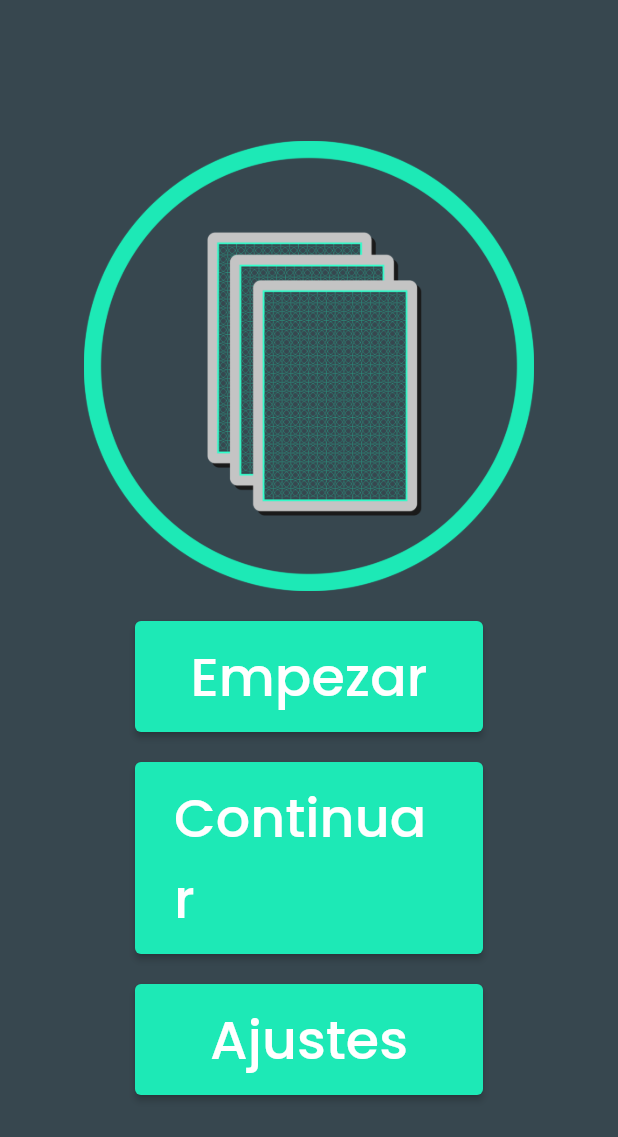
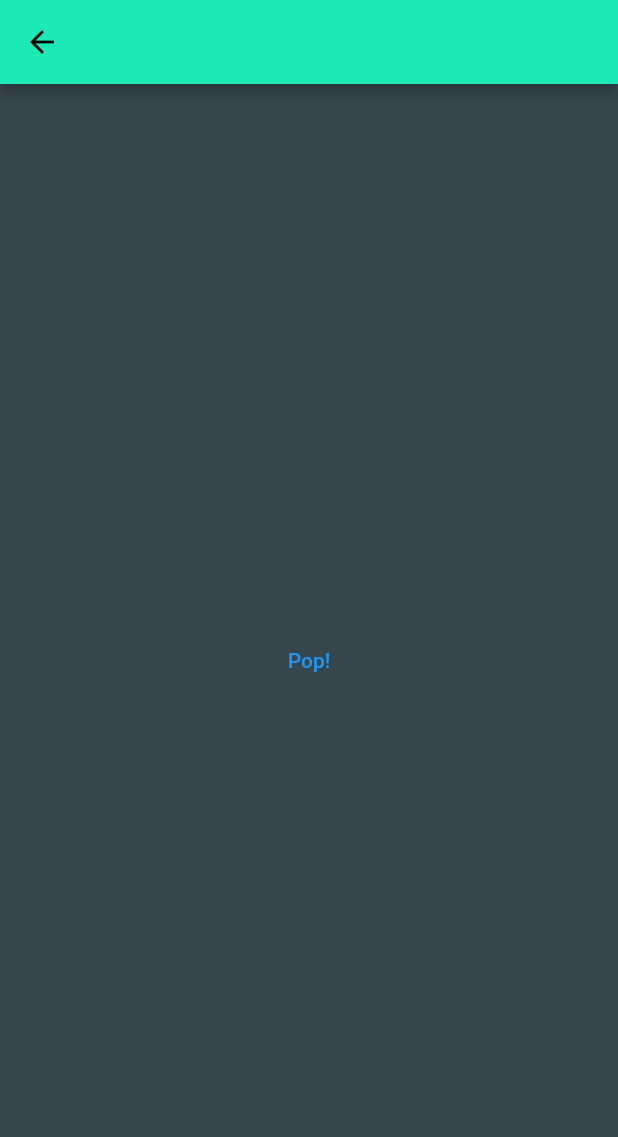
Before and after one commit to gasparhabif/contador-bazas, a Flutter app: the screen it shows after launch, after a tap on "Empezar", on a phone screen of 412 x 824 dp. Shown: the top 1137 px of the screen. Run offline on Flutter 3.47's test engine with Material 2 defaults, Android fonts, the light colour scheme and no system bars; our stand-ins replace google_fonts.

Commit message:
Reestructured files and made home menu responsive

```diff
--- a/lib/main.dart
+++ b/lib/main.dart
@@ -1,13 +1,14 @@
 import 'package:flutter/material.dart';
-import 'package:google_fonts/google_fonts.dart';
+
+import 'screens/home.dart';
+import 'screens/newGame.dart';
+import 'utils/functions.dart';
 
 void main() {
-  runApp(MyApp());
+  runApp(BazApp());
 }
 
-Color toColor(hex) => Color(int.parse("0xff" + hex));
-
-class MyApp extends StatelessWidget {
+class BazApp extends StatelessWidget {
   // This widget is the root of your application.
   @override
   Widget build(BuildContext context) {
@@ -20,58 +21,12 @@ class MyApp extends StatelessWidget {
         primaryTextTheme: Typography.whiteRedmond,
         visualDensity: VisualDensity.adaptivePlatformDensity,
       ),
-        home: Navigator(
-          pages: [MaterialPage(key: ValueKey('menu'), child: HomeScreen())],
-          onPopPage: (route, result) => route.didPop(result),
-        ));
+      routes: appRoutes,
+    );
   }
 }
 
-class HomeScreen extends StatefulWidget {
-  @override
-  _HomeScreenState createState() => _HomeScreenState();
-}
-
-class _HomeScreenState extends State<HomeScreen> {
-  @override
-  Widget build(BuildContext context) {
-    final _menu = Column(
-      mainAxisAlignment: MainAxisAlignment.center,
-      crossAxisAlignment: CrossAxisAlignment.center,
-      children: [
-        Image.asset(
-          'assets/logo.png',
-          width: 300,
-        ),
-        const SizedBox(height: 20),
-        _menuButton("Empezar", () {}),
-        const SizedBox(height: 20),
-        _menuButton("Continuar", () {}),
-        const SizedBox(height: 20),
-        _menuButton("Ajustes", () {}),
-      ],
-    );
-
-    return Scaffold(
-      body: Center(child: _menu),
-    );
-  }
-
-  ElevatedButton _menuButton(text, function) {
-    return ElevatedButton(
-        onPressed: function,
-        style: ElevatedButton.styleFrom(
-          primary: toColor("1DE9B6"),
-          // onPrimary:
-        ),
-        child: Container(
-            width: 200,
-            padding: const EdgeInsets.all(10),
-            decoration: BoxDecoration(borderRadius: BorderRadius.circular(10)),
-            child: Center(
-              child: Text(text,
-                  style: GoogleFonts.poppins(
-                      fontStyle: FontStyle.normal, fontSize: 36)),
-            )));
-  }
-}
+final appRoutes = {
+  '/': (context) => HomeScreen(),
+  '/newGame': (context) => NewGame()
+};
--- /dev/null
+++ b/lib/screens/home.dart
@@ -0,0 +1,54 @@
+import 'package:flutter/material.dart';
+import 'package:google_fonts/google_fonts.dart';
+
+import '../utils/functions.dart';
+
+MediaQueryData _mediaQuery;
+
+class HomeScreen extends StatelessWidget {
+  @override
+  Widget build(BuildContext context) {
+    _mediaQuery = MediaQuery.of(context);
+
+    final _menu = Column(
+      mainAxisAlignment: MainAxisAlignment.center,
+      crossAxisAlignment: CrossAxisAlignment.center,
+      children: [
+        Image.asset(
+          'assets/images/logo.png',
+          width: 300,
+        ),
+        separator,
+        _menuButton("Empezar", pushRoute(context, '/newGame')),
+        separator,
+        _menuButton("Continuar", () {}),
+        separator,
+        _menuButton("Ajustes", () {}),
+      ],
+    );
+
+    return Scaffold(
+      body: Center(child: _menu),
+    );
+  }
+}
+
+const separator = SizedBox(height: 20);
+
+ElevatedButton _menuButton(text, function) {
+  return ElevatedButton(
+      onPressed: function,
+      style: ElevatedButton.styleFrom(
+        primary: toColor("1DE9B6"),
+      ),
+      child: Container(
+          width: _mediaQuery.size.width / 2,
+          padding: const EdgeInsets.all(10),
+          decoration: BoxDecoration(borderRadius: BorderRadius.circular(10)),
+          child: Center(
+            child: Text(text,
+                style: GoogleFonts.poppins(
+                    fontStyle: FontStyle.normal,
+                    fontSize: _mediaQuery.textScaleFactor * 28)),
+          )));
+}
--- /dev/null
+++ b/lib/screens/newGame.dart
@@ -0,0 +1,18 @@
+import 'package:flutter/material.dart';
+
+class NewGame extends StatelessWidget {
+  @override
+  Widget build(BuildContext context) {
+    return Scaffold(
+      appBar: AppBar(),
+      body: Center(
+        child: TextButton(
+          child: Text('Pop!'),
+          onPressed: () {
+            Navigator.pop(context);
+          },
+        ),
+      ),
+    );
+  }
+}
--- /dev/null
+++ b/lib/utils/functions.dart
@@ -0,0 +1,9 @@
+import 'package:flutter/material.dart';
+
+Color toColor(hex) => Color(int.parse("0xff" + hex));
+
+pushRoute(context, route) {
+  return () {
+    Navigator.pushNamed(context, route);
+  };
+}
--- a/pubspec.yaml
+++ b/pubspec.yaml
@@ -24,6 +24,7 @@ dependencies:
   flutter:
     sdk: flutter
   google_fonts: ^1.1.2
+  fluro: ^2.0.3
 
 
   # The following adds the Cupertino Icons font to your application.
@@ -50,7 +51,7 @@ flutter:
   #   - images/a_dot_burr.jpeg
   #   - images/a_dot_ham.jpeg
   assets:
-    - assets/
+    - assets/images/
 
   # An image asset can refer to one or more resolution-specific "variants", see
   # https://flutter.dev/assets-and-images/#resolution-aware.
```
Also changed, not shown: assets/images/logo.png (renamed from assets/logo.png), pubspec.lock, 1 other file. Lines whose indentation alone changed are shown as unchanged.
